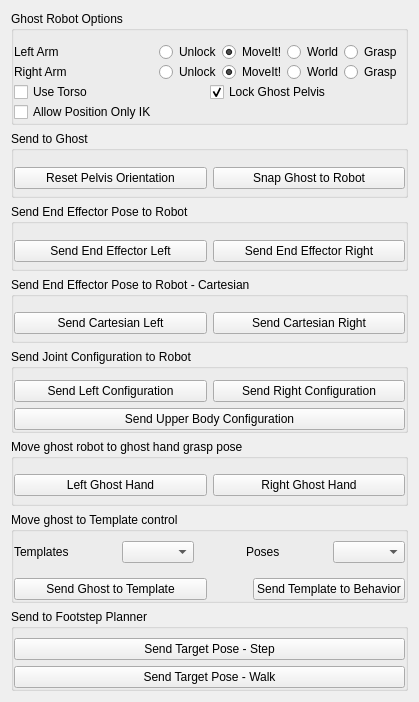
team-vigir/vigir_ocs_common, file vigir_ocs_ghost_control_widget/src/ui/ghost_control_widget.ui: the form before one commit.
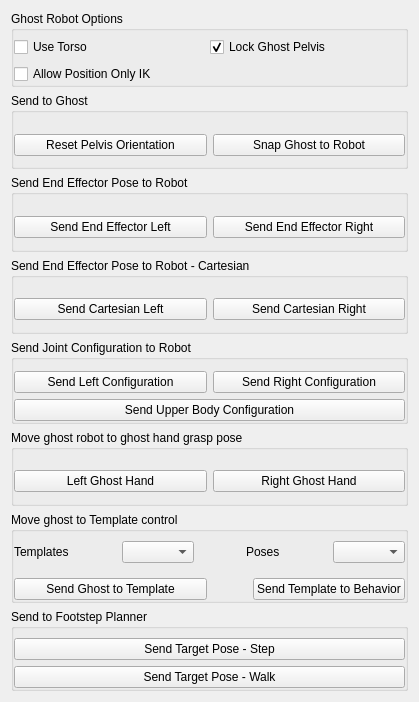
The form after the commit.

Commit message: --- context menu select right/left arm

Diff of the .ui file:
```diff
--- a/vigir_ocs_ghost_control_widget/src/ui/ghost_control_widget.ui
+++ b/vigir_ocs_ghost_control_widget/src/ui/ghost_control_widget.ui
@@ -200,170 +200,6 @@
          <property name="margin">
           <number>0</number>
          </property>
-         <item>
-          <widget class="QWidget" name="widget_3" native="true">
-           <property name="styleSheet">
-            <string notr="true"/>
-           </property>
-           <layout class="QHBoxLayout" name="horizontalLayout_2">
-            <property name="spacing">
-             <number>0</number>
-            </property>
-            <property name="leftMargin">
-             <number>0</number>
-            </property>
-            <property name="rightMargin">
-             <number>3</number>
-            </property>
-            <property name="bottomMargin">
-             <number>0</number>
-            </property>
-            <item>
-             <widget class="QLabel" name="label_5">
-              <property name="text">
-               <string>Left Arm   </string>
-              </property>
-             </widget>
-            </item>
-            <item>
-             <spacer name="horizontalSpacer">
-              <property name="orientation">
-               <enum>Qt::Horizontal</enum>
-              </property>
-              <property name="sizeHint" stdset="0">
-               <size>
-                <width>40</width>
-                <height>20</height>
-               </size>
-              </property>
-             </spacer>
-            </item>
-            <item>
-             <widget class="QRadioButton" name="left_no_lock">
-              <property name="styleSheet">
-               <string notr="true"> QCheckBox {
-     spacing: 1px;
-     font: 11pt &quot;Ubuntu&quot;;
- }
-
- QCheckBox:checked {
-     spacing: 1px;
-     font: 75 italic 11pt &quot;Ubuntu&quot;;
- }</string>
-              </property>
-              <property name="text">
-               <string>Unlock</string>
-              </property>
-              <property name="checked">
-               <bool>false</bool>
-              </property>
-             </widget>
-            </item>
-            <item>
-             <widget class="QRadioButton" name="left_moveit_marker_lock">
-              <property name="text">
-               <string>MoveIt!</string>
-              </property>
-              <property name="checked">
-               <bool>true</bool>
-              </property>
-             </widget>
-            </item>
-            <item>
-             <widget class="QRadioButton" name="left_marker_lock">
-              <property name="text">
-               <string>World</string>
-              </property>
-             </widget>
-            </item>
-            <item>
-             <widget class="QRadioButton" name="left_template_lock">
-              <property name="text">
-               <string>Grasp</string>
-              </property>
-             </widget>
-            </item>
-           </layout>
-          </widget>
-         </item>
-         <item>
-          <widget class="QWidget" name="widget" native="true">
-           <property name="styleSheet">
-            <string notr="true"/>
-           </property>
-           <layout class="QHBoxLayout" name="horizontalLayout">
-            <property name="spacing">
-             <number>0</number>
-            </property>
-            <property name="leftMargin">
-             <number>0</number>
-            </property>
-            <property name="topMargin">
-             <number>0</number>
-            </property>
-            <property name="rightMargin">
-             <number>3</number>
-            </property>
-            <property name="bottomMargin">
-             <number>0</number>
-            </property>
-            <item>
-             <widget class="QLabel" name="label_7">
-              <property name="text">
-               <string>Right Arm</string>
-              </property>
-             </widget>
-            </item>
-            <item>
-             <spacer name="horizontalSpacer_2">
-              <property name="orientation">
-               <enum>Qt::Horizontal</enum>
-              </property>
-              <property name="sizeHint" stdset="0">
-               <size>
-                <width>40</width>
-                <height>20</height>
-               </size>
-              </property>
-             </spacer>
-            </item>
-            <item>
-             <widget class="QRadioButton" name="right_no_lock">
-              <property name="text">
-               <string>Unlock</string>
-              </property>
-              <property name="checked">
-               <bool>false</bool>
-              </property>
-             </widget>
-            </item>
-            <item>
-             <widget class="QRadioButton" name="right_moveit_marker_lock">
-              <property name="text">
-               <string>MoveIt!</string>
-              </property>
-              <property name="checked">
-               <bool>true</bool>
-              </property>
-             </widget>
-            </item>
-            <item>
-             <widget class="QRadioButton" name="right_marker_lock">
-              <property name="text">
-               <string>World</string>
-              </property>
-             </widget>
-            </item>
-            <item>
-             <widget class="QRadioButton" name="right_template_lock">
-              <property name="text">
-               <string>Grasp</string>
-              </property>
-             </widget>
-            </item>
-           </layout>
-          </widget>
-         </item>
          <item>
           <widget class="QWidget" name="widget_9" native="true">
            <layout class="QGridLayout" name="gridLayout_2">
```
The commit also changes 14 other files.
